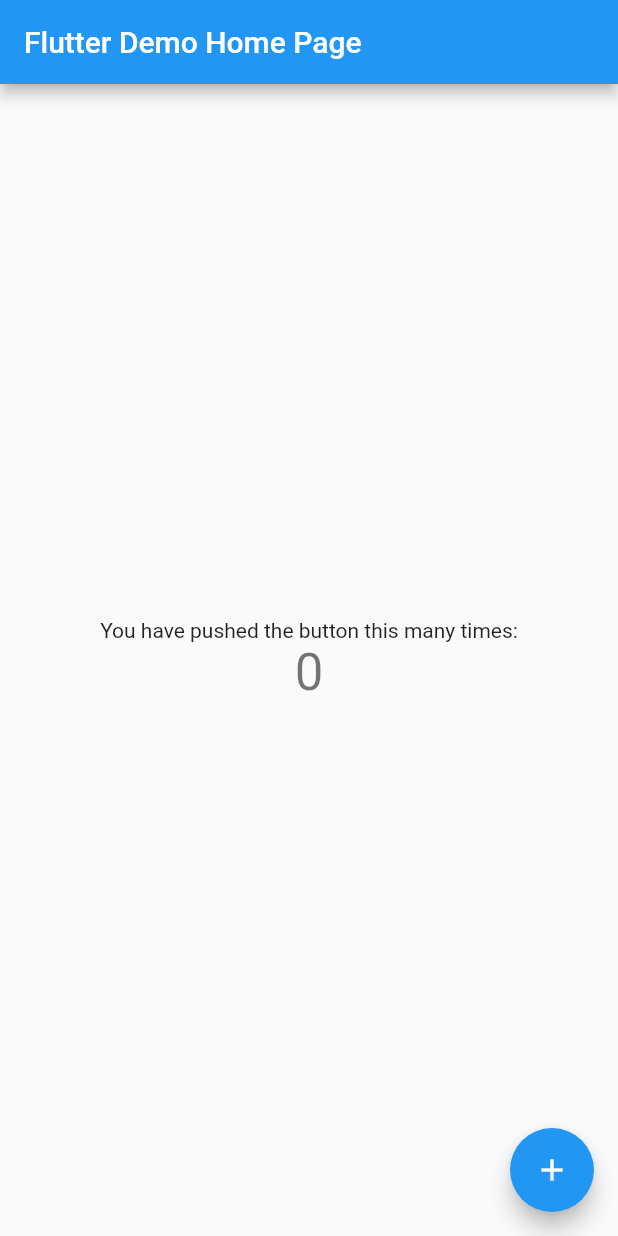
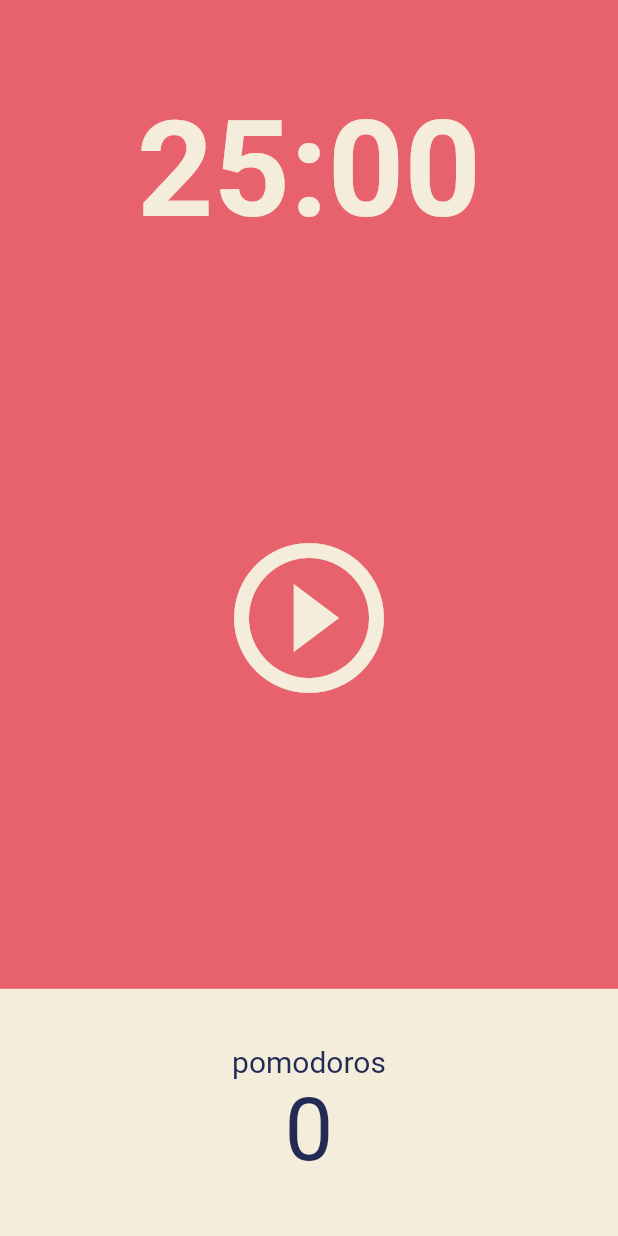
Before and after one commit to kangmomin/learn-flutter, a Flutter app: the screen it shows after launch, on a phone screen of 412 x 824 dp. Run offline on Flutter 3.47's test engine with Material 2 defaults, Android fonts, the phone set to English and light mode, and no system bars.

Commit message:
update: pomodoro app

```diff
--- a/pomodoro_nikko/lib/main.dart
+++ b/pomodoro_nikko/lib/main.dart
@@ -1,115 +1,24 @@
 import 'package:flutter/material.dart';
+import 'package:pomodoro_nikko/screen/home_screen.dart';
 
 void main() {
-  runApp(const MyApp());
+  runApp(App());
 }
 
-class MyApp extends StatelessWidget {
-  const MyApp({Key? key}) : super(key: key);
-
-  // This widget is the root of your application.
+class App extends StatelessWidget {
   @override
-  Widget build(BuildContext context) {
+  Widget build(BuildContext) {
     return MaterialApp(
-      title: 'Flutter Demo',
       theme: ThemeData(
-        // This is the theme of your application.
-        //
-        // Try running your application with "flutter run". You'll see the
-        // application has a blue toolbar. Then, without quitting the app, try
-        // changing the primarySwatch below to Colors.green and then invoke
-        // "hot reload" (press "r" in the console where you ran "flutter run",
-        // or simply save your changes to "hot reload" in a Flutter IDE).
-        // Notice that the counter didn't reset back to zero; the application
-        // is not restarted.
-        primarySwatch: Colors.blue,
+        backgroundColor: const Color(0xFFE7626C),
+        textTheme: const TextTheme(
+          headline1: TextStyle(
+            color: Color(0xFF232B55),
+          ),
+        ),
+        cardColor: const Color(0xFFF4EDDB),
       ),
-      home: const MyHomePage(title: 'Flutter Demo Home Page'),
+      home: const HomeScreen(),
     );
   }
 }
-
-class MyHomePage extends StatefulWidget {
-  const MyHomePage({Key? key, required this.title}) : super(key: key);
-
-  // This widget is the home page of your application. It is stateful, meaning
-  // that it has a State object (defined below) that contains fields that affect
-  // how it looks.
-
-  // This class is the configuration for the state. It holds the values (in this
-  // case the title) provided by the parent (in this case the App widget) and
-  // used by the build method of the State. Fields in a Widget subclass are
-  // always marked "final".
-
-  final String title;
-
-  @override
-  State<MyHomePage> createState() => _MyHomePageState();
-}
-
-class _MyHomePageState extends State<MyHomePage> {
-  int _counter = 0;
-
-  void _incrementCounter() {
-    setState(() {
-      // This call to setState tells the Flutter framework that something has
-      // changed in this State, which causes it to rerun the build method below
-      // so that the display can reflect the updated values. If we changed
-      // _counter without calling setState(), then the build method would not be
-      // called again, and so nothing would appear to happen.
-      _counter++;
-    });
-  }
-
-  @override
-  Widget build(BuildContext context) {
-    // This method is rerun every time setState is called, for instance as done
-    // by the _incrementCounter method above.
-    //
-    // The Flutter framework has been optimized to make rerunning build methods
-    // fast, so that you can just rebuild anything that needs updating rather
-    // than having to individually change instances of widgets.
-    return Scaffold(
-      appBar: AppBar(
-        // Here we take the value from the MyHomePage object that was created by
-        // the App.build method, and use it to set our appbar title.
-        title: Text(widget.title),
-      ),
-      body: Center(
-        // Center is a layout widget. It takes a single child and positions it
-        // in the middle of the parent.
-        child: Column(
-          // Column is also a layout widget. It takes a list of children and
-          // arranges them vertically. By default, it sizes itself to fit its
-          // children horizontally, and tries to be as tall as its parent.
-          //
-          // Invoke "debug painting" (press "p" in the console, choose the
-          // "Toggle Debug Paint" action from the Flutter Inspector in Android
-          // Studio, or the "Toggle Debug Paint" command in Visual Studio Code)
-          // to see the wireframe for each widget.
-          //
-          // Column has various properties to control how it sizes itself and
-          // how it positions its children. Here we use mainAxisAlignment to
-          // center the children vertically; the main axis here is the vertical
-          // axis because Columns are vertical (the cross axis would be
-          // horizontal).
-          mainAxisAlignment: MainAxisAlignment.center,
-          children: <Widget>[
-            const Text(
-              'You have pushed the button this many times:',
-            ),
-            Text(
-              '$_counter',
-              style: Theme.of(context).textTheme.headline4,
-            ),
-          ],
-        ),
-      ),
-      floatingActionButton: FloatingActionButton(
-        onPressed: _incrementCounter,
-        tooltip: 'Increment',
-        child: const Icon(Icons.add),
-      ), // This trailing comma makes auto-formatting nicer for build methods.
-    );
-  }
-}
--- /dev/null
+++ b/pomodoro_nikko/lib/screen/home_screen.dart
@@ -0,0 +1,79 @@
+import 'package:flutter/material.dart';
+
+class HomeScreen extends StatefulWidget {
+  const HomeScreen({Key? key}) : super(key: key);
+
+  @override
+  State<HomeScreen> createState() => _HomeScreenState();
+}
+
+class _HomeScreenState extends State<HomeScreen> {
+  @override
+  Widget build(BuildContext context) {
+    return Scaffold(
+      backgroundColor: Theme.of(context).backgroundColor,
+      body: Column(
+        children: [
+          Flexible(
+            flex: 1,
+            child: Container(
+              alignment: Alignment.bottomCenter,
+              child: Text(
+                '25:00',
+                style: TextStyle(
+                  color: Theme.of(context).cardColor,
+                  fontSize: 89,
+                  fontWeight: FontWeight.w600,
+                ),
+              ),
+            ),
+          ),
+          Flexible(
+            flex: 3,
+            child: Center(
+              child: IconButton(
+                icon: const Icon(Icons.play_circle_outline),
+                onPressed: () {},
+                iconSize: 120,
+                color: Theme.of(context).cardColor,
+              ),
+            ),
+          ),
+          Flexible(
+            flex: 1,
+            child: Row(
+              children: [
+                Expanded(
+                  child: Container(
+                    decoration: BoxDecoration(
+                      color: Theme.of(context).cardColor,
+                    ),
+                    child: Column(
+                      mainAxisAlignment: MainAxisAlignment.center,
+                      children: [
+                        Text(
+                          'pomodoros',
+                          style: TextStyle(
+                            fontSize: 20,
+                            color: Theme.of(context).textTheme.headline1!.color,
+                          ),
+                        ),
+                        Text(
+                          '0',
+                          style: TextStyle(
+                            fontSize: 58,
+                            color: Theme.of(context).textTheme.headline1!.color,
+                          ),
+                        ),
+                      ],
+                    ),
+                  ),
+                ),
+              ],
+            ),
+          )
+        ],
+      ),
+    );
+  }
+}
```
